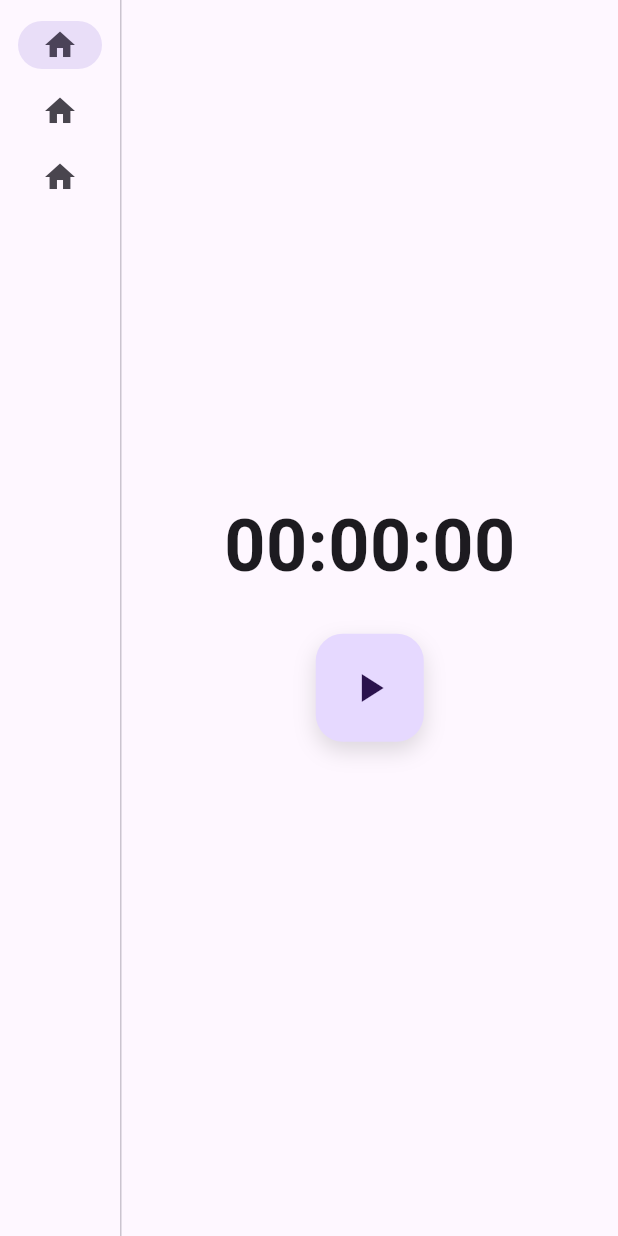
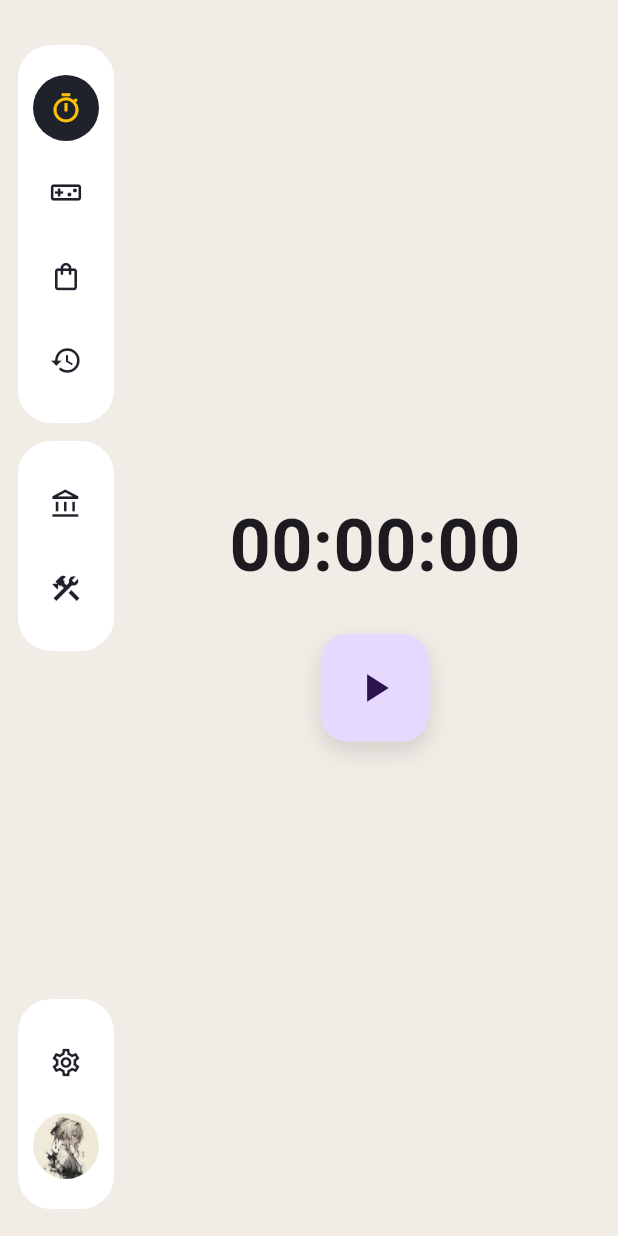
Before and after one commit to skatemonkey/TimeTrade, a Flutter app: the screen it shows after launch, on a phone screen of 412 x 824 dp. Run offline on Flutter 3.47's test engine with Material 3 defaults, Android fonts, the phone set to English and light mode, and no system bars; our stand-ins replace sqflite_common_ffi; accounts and stored records are empty.

Commit message:
change to new UI style

```diff
--- /dev/null
+++ b/lib/app_colors.dart
@@ -0,0 +1,20 @@
+import 'package:flutter/material.dart';
+
+class AppColors {
+  // page background tint
+  static const Color bg = Color(0xFFF1ECE6);
+
+  // light pill
+  static const Color pill = Color(0xFFF6F4F1);
+
+  // dark circle
+  static const Color dark = Color(0xFF1F222B);
+
+  // yellow accents
+  static const Color accent = Colors.amber;
+
+  static const Color white = Colors.white;
+  static const Color black = Colors.black;
+
+
+}
--- a/lib/page/main_layout.dart
+++ b/lib/page/main_layout.dart
@@ -5,8 +5,10 @@ import 'package:time_vault/page/focus_page.dart';
 import 'package:time_vault/page/leisure_page.dart';
 import 'package:time_vault/page/shop_page.dart';
 
+import '../app_colors.dart';
 import '../services/TimerService.dart';
 import '../widgets/ActiveTimeBar.dart';
+import '../widgets/side_nav.dart';
 
 class MainLayout extends StatefulWidget {
   const MainLayout({super.key});
@@ -23,32 +25,17 @@ class _MainLayoutState extends State<MainLayout> {
   @override
   Widget build(BuildContext context) {
     return Scaffold(
+      backgroundColor: AppColors.bg,
       body: Row(
         children: [
-          NavigationRail(
+
+          // Side Bar
+          SideNav(
             selectedIndex: _selectedIndex,
-            onDestinationSelected: (int index) {
-              setState(() {
-                _selectedIndex = index;
-              });
-            },
-            destinations: const [
-              NavigationRailDestination(
-                icon: Icon(Icons.home),
-                label: Text('Focus'),
-              ),
-              NavigationRailDestination(
-                icon: Icon(Icons.home),
-                label: Text('Leisure'),
-              ),
-              NavigationRailDestination(
-                icon: Icon(Icons.home),
-                label: Text('Shop'),
-              ),
-            ],
+            onItemSelected: (i) => setState(() => _selectedIndex = i),
           ),
 
-          const VerticalDivider(thickness: 1, width: 1),
+          // const VerticalDivider(thickness: 1, width: 1),
 
           Expanded(
             child: Column(
--- /dev/null
+++ b/lib/widgets/side_nav.dart
@@ -0,0 +1,190 @@
+import 'package:flutter/material.dart';
+
+import '../app_colors.dart';
+
+class SideNav extends StatefulWidget {
+  final int selectedIndex;
+  final ValueChanged<int> onItemSelected;
+
+  const SideNav({
+    super.key,
+    required this.selectedIndex,
+    required this.onItemSelected,
+  });
+
+  @override
+  State<SideNav> createState() => _SideNavState();
+}
+
+class _SideNavState extends State<SideNav> {
+
+  @override
+  Widget build(BuildContext context) {
+    // base colors from your reference
+
+    return Container(
+      width: 88,
+      color: AppColors.bg,
+      child: Padding(
+        padding: const EdgeInsets.symmetric(vertical: 18),
+        child: Column(
+          children: [
+            const SizedBox(height: 12),
+
+            // first icon group
+            _Pill(
+              child: Column(
+                children: [
+                  _SideIcon(
+                    icon: Icons.timer_outlined,
+                    tooltip: "Focus",
+                    selected: widget.selectedIndex == 0,
+                    onTap: () => widget.onItemSelected(0),
+                  ),
+                  const SizedBox(height: 12),
+                  _SideIcon(
+                    icon: Icons.videogame_asset_outlined,
+                    tooltip: "Leisure",
+                    selected: widget.selectedIndex == 1,
+                    onTap: () => widget.onItemSelected(1),
+                  ),
+                  const SizedBox(height: 12),
+                  _SideIcon(
+                    icon: Icons.shopping_bag_outlined,
+                    tooltip: "Shop",
+                    selected: widget.selectedIndex == 2,
+                    onTap: () => widget.onItemSelected(2),
+                  ),
+                  const SizedBox(height: 12),
+                  _SideIcon(
+                    icon: Icons.history_outlined,
+                    tooltip: "Timeline",
+                    selected: widget.selectedIndex == 3,
+                    onTap: () => widget.onItemSelected(3),
+                  ),
+                ],
+              ),
+            ),
+
+            const SizedBox(height: 12),
+
+            // second icon group (two)
+            _Pill(
+              child: Column(
+                children: [
+                  _SideIcon(
+                    icon: Icons.account_balance_outlined,
+                    tooltip: "Life Pillar",
+                    selected: widget.selectedIndex == 4,
+                    onTap: () => widget.onItemSelected(4),
+                  ),
+                  const SizedBox(height: 12),
+                  _SideIcon(
+                    icon: Icons.construction_outlined,
+                    tooltip: "Placeholder",
+                    selected: widget.selectedIndex == 5,
+                    onTap: () => widget.onItemSelected(5),
+                  ),
+                ],
+              ),
+            ),
+
+            const Spacer(),
+
+            // bottom group: mic + avatar
+            _Pill(
+              child: Column(
+                children: [
+                  _SideIcon(
+                    icon: Icons.settings_outlined,
+                    tooltip: "Settings",
+                    selected: widget.selectedIndex == 6,
+                    onTap: () => widget.onItemSelected(6),
+                  ),
+                  const SizedBox(height: 12),
+                  const CircleAvatar(
+                    radius: 22,
+                    backgroundImage: AssetImage('assets/avatar.jpg'),
+                    // replace if you have one
+                    backgroundColor: AppColors.white,
+                  ),
+                ],
+              ),
+            ),
+          ],
+        ),
+      ),
+    );
+  }
+}
+
+// Side Pill
+class _Pill extends StatelessWidget {
+  const _Pill({required this.child});
+
+  final Widget child;
+
+  @override
+  Widget build(BuildContext context) {
+    return Container(
+      width: 64,
+      padding: const EdgeInsets.symmetric(vertical: 20),
+      decoration: BoxDecoration(
+        color: AppColors.white,
+        borderRadius: BorderRadius.circular(22),
+      ),
+      child: child,
+    );
+  }
+}
+
+// Side ICON
+class _SideIcon extends StatefulWidget {
+  const _SideIcon({
+    required this.icon,
+    required this.tooltip,
+    required this.selected,
+    required this.onTap,
+  });
+
+  final IconData icon;
+  final String tooltip;
+  final bool selected;
+  final VoidCallback onTap;
+
+  @override
+  State<_SideIcon> createState() => _SideIconState();
+}
+
+class _SideIconState extends State<_SideIcon> {
+  bool _hover = false;
+
+  @override
+  Widget build(BuildContext context) {
+    final bg = widget.selected
+        ? AppColors.dark
+        : (_hover ? AppColors.black.withValues(alpha: 0.06) : AppColors.white);
+
+    final color = widget.selected ? AppColors.accent : AppColors.dark;
+
+    return Tooltip(
+      message: widget.tooltip,
+      waitDuration: const Duration(milliseconds: 250),
+      child: MouseRegion(
+        onEnter: (_) => setState(() => _hover = true),
+        onExit: (_) => setState(() => _hover = false),
+        child: InkWell(
+          onTap: widget.onTap,
+          customBorder: const CircleBorder(),
+          child: AnimatedContainer(
+            duration: const Duration(milliseconds: 140),
+            height: 44,
+            width: 44,
+            decoration: BoxDecoration(shape: BoxShape.circle, color: bg),
+            child: Icon(widget.icon, size: 22, color: color),
+          ),
+        ),
+      ),
+    );
+  }
+}
--- a/pubspec.yaml
+++ b/pubspec.yaml
@@ -60,7 +60,8 @@ flutter:
   # included with your application, so that you can use the icons in
   # the material Icons class.
   uses-material-design: true
-
+  assets:
+    - assets/
   # To add assets to your application, add an assets section, like this:
   # assets:
   #   - images/a_dot_burr.jpeg
```
Also changed, not shown: assets/avatar.jpg (added).
